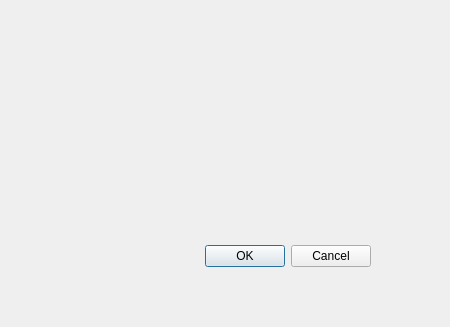
The window that ajouterrecettedialog.ui (Bahajamel/RecettesIntelligentes) describes before a commit, drawn with Qt 5.
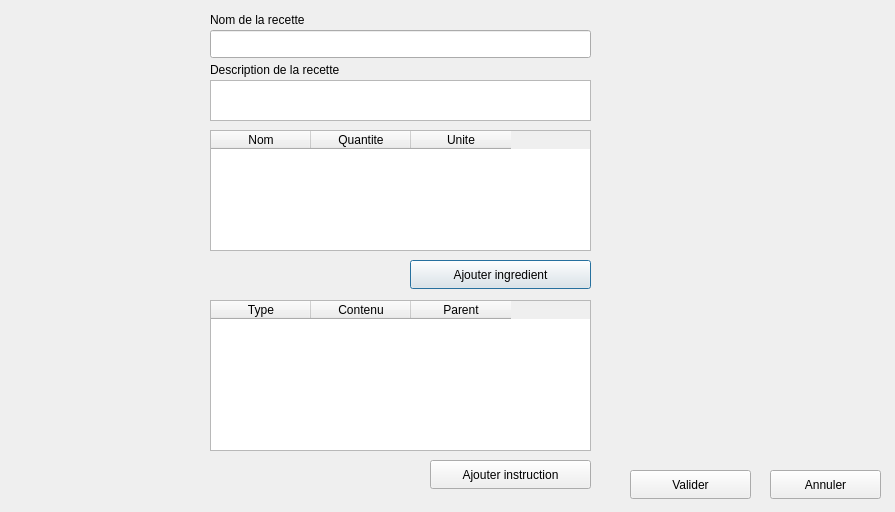
The same window after the commit.

Commit message: en train de faire dialog

What changed in the file:
```diff
--- a/ajouterrecettedialog.ui
+++ b/ajouterrecettedialog.ui
@@ -6,27 +6,168 @@
    <rect>
     <x>0</x>
     <y>0</y>
-    <width>450</width>
-    <height>327</height>
+    <width>895</width>
+    <height>512</height>
    </rect>
   </property>
   <property name="windowTitle">
    <string>Dialog</string>
   </property>
-  <widget class="QDialogButtonBox" name="buttonBox">
+  <widget class="QLineEdit" name="lineEditTitre">
    <property name="geometry">
     <rect>
-     <x>30</x>
-     <y>240</y>
-     <width>341</width>
-     <height>32</height>
+     <x>210</x>
+     <y>30</y>
+     <width>381</width>
+     <height>28</height>
     </rect>
    </property>
-   <property name="orientation">
-    <enum>Qt::Orientation::Horizontal</enum>
+  </widget>
+  <widget class="QTextEdit" name="textEditDescription">
+   <property name="geometry">
+    <rect>
+     <x>210</x>
+     <y>80</y>
+     <width>381</width>
+     <height>41</height>
+    </rect>
    </property>
-   <property name="standardButtons">
-    <set>QDialogButtonBox::StandardButton::Cancel|QDialogButtonBox::StandardButton::Ok</set>
+  </widget>
+  <widget class="QTableWidget" name="tableIngredients">
+   <property name="geometry">
+    <rect>
+     <x>210</x>
+     <y>130</y>
+     <width>381</width>
+     <height>121</height>
+    </rect>
+   </property>
+   <property name="lineWidth">
+    <number>6</number>
+   </property>
+   <property name="rowCount">
+    <number>0</number>
+   </property>
+   <property name="columnCount">
+    <number>3</number>
+   </property>
+   <column>
+    <property name="text">
+     <string>Nom</string>
+    </property>
+   </column>
+   <column>
+    <property name="text">
+     <string>Quantite</string>
+    </property>
+   </column>
+   <column>
+    <property name="text">
+     <string>Unite</string>
+    </property>
+   </column>
+  </widget>
+  <widget class="QPushButton" name="btnAjouterIngredient">
+   <property name="geometry">
+    <rect>
+     <x>410</x>
+     <y>260</y>
+     <width>181</width>
+     <height>29</height>
+    </rect>
+   </property>
+   <property name="text">
+    <string>Ajouter ingredient</string>
+   </property>
+  </widget>
+  <widget class="QTableWidget" name="tableInstructions">
+   <property name="geometry">
+    <rect>
+     <x>210</x>
+     <y>300</y>
+     <width>381</width>
+     <height>151</height>
+    </rect>
+   </property>
+   <column>
+    <property name="text">
+     <string>Type</string>
+    </property>
+   </column>
+   <column>
+    <property name="text">
+     <string>Contenu</string>
+    </property>
+   </column>
+   <column>
+    <property name="text">
+     <string>Parent</string>
+    </property>
+   </column>
+  </widget>
+  <widget class="QPushButton" name="btnAjouterInstruction">
+   <property name="geometry">
+    <rect>
+     <x>430</x>
+     <y>460</y>
+     <width>161</width>
+     <height>29</height>
+    </rect>
+   </property>
+   <property name="text">
+    <string>Ajouter instruction</string>
+   </property>
+  </widget>
+  <widget class="QPushButton" name="btnValider">
+   <property name="geometry">
+    <rect>
+     <x>630</x>
+     <y>470</y>
+     <width>121</width>
+     <height>29</height>
+    </rect>
+   </property>
+   <property name="text">
+    <string>Valider</string>
+   </property>
+  </widget>
+  <widget class="QPushButton" name="btnAnnuler">
+   <property name="geometry">
+    <rect>
+     <x>770</x>
+     <y>470</y>
+     <width>111</width>
+     <height>29</height>
+    </rect>
+   </property>
+   <property name="text">
+    <string>Annuler</string>
+   </property>
+  </widget>
+  <widget class="QLabel" name="label">
+   <property name="geometry">
+    <rect>
+     <x>210</x>
+     <y>10</y>
+     <width>141</width>
+     <height>20</height>
+    </rect>
+   </property>
+   <property name="text">
+    <string>Nom de la recette</string>
+   </property>
+  </widget>
+  <widget class="QLabel" name="label_2">
+   <property name="geometry">
+    <rect>
+     <x>210</x>
+     <y>60</y>
+     <width>171</width>
+     <height>20</height>
+    </rect>
+   </property>
+   <property name="text">
+    <string>Description de la recette</string>
    </property>
   </widget>
  </widget>
```
Left out of the diff: 35 changed lines with no effect on the pictures. The commit also changes 2 other files.
